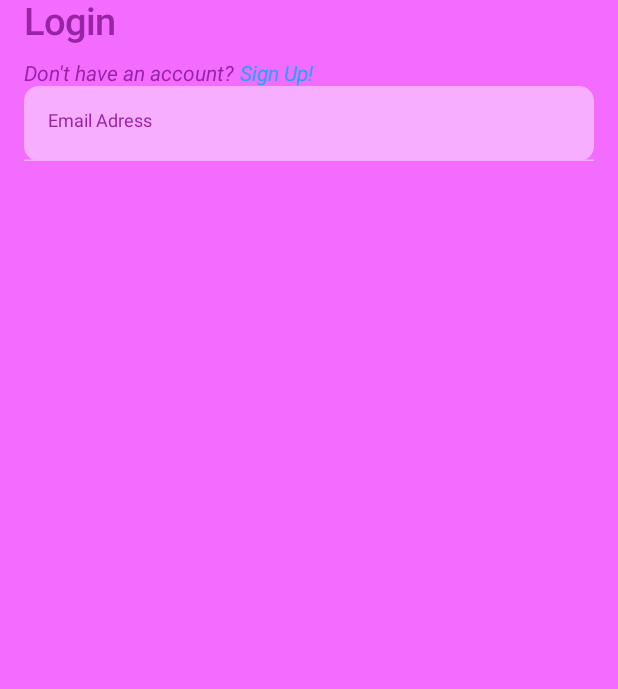
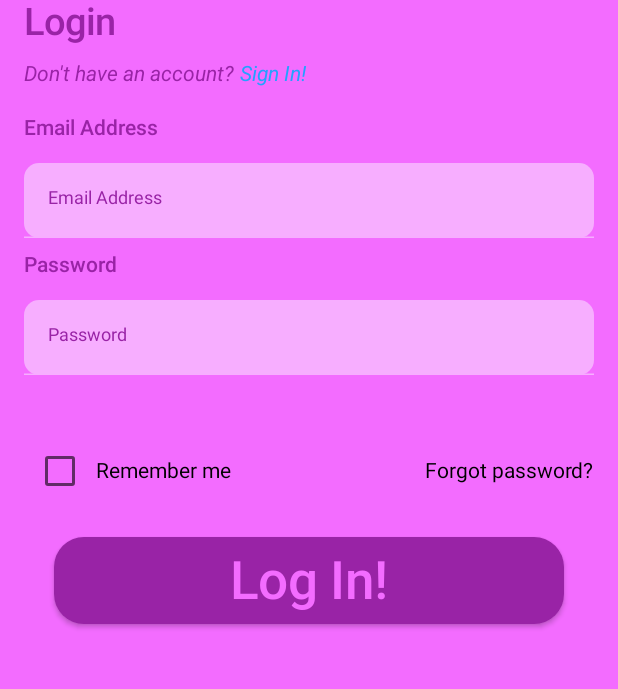
Before and after one commit to Vexrina/MAD_WS_P, an Android app built with Jetpack Compose: the screen it shows after launch (MainActivity), on a phone screen of 412 x 824 dp, the part 446-1135 px from its top. Run offline under Robolectric (Android 15) with nearby library versions, the phone set to English and light mode, and no system bars; our stand-ins replace Dagger/Hilt's generated code, accompanist, livedata-compose.

Commit message:
Update. Finish login screen

```diff
--- a/shushufood/app/src/main/java/com/example/shushufood/ui/components/DTextField.kt
+++ b/shushufood/app/src/main/java/com/example/shushufood/ui/components/DTextField.kt
@@ -6,6 +6,8 @@ import androidx.compose.material.*
 import androidx.compose.runtime.Composable
 import androidx.compose.ui.Modifier
 import androidx.compose.ui.text.TextStyle
+import androidx.compose.ui.text.input.PasswordVisualTransformation
+import androidx.compose.ui.text.input.VisualTransformation
 import androidx.compose.ui.tooling.preview.Preview
 import androidx.compose.ui.unit.dp
 import androidx.compose.ui.unit.sp
@@ -16,11 +18,14 @@ fun DTextField(
     modifier: Modifier = Modifier,
     value: String,
     onValueChange : (String)->Unit,
-    placeholder : String
+    placeholder : String,
+    enabled: Boolean = true,
+    secureText: Boolean = false,
 ) {
     TextField(modifier = modifier,
         value = value,
         onValueChange = onValueChange,
+        enabled = enabled,
         placeholder = {
         Text(
             text = placeholder,
@@ -36,6 +41,7 @@ fun DTextField(
             errorIndicatorColor = AppTheme.colors.secondaryBackground,
             focusedIndicatorColor = AppTheme.colors.secondaryBackground,
             unfocusedIndicatorColor = AppTheme.colors.secondaryBackground
-    )
+    ),
+        visualTransformation = if(secureText) PasswordVisualTransformation() else VisualTransformation.None,
     )
 }
--- /dev/null
+++ b/shushufood/app/src/main/java/com/example/shushufood/ui/components/TextInput.kt
@@ -0,0 +1,44 @@
+package com.example.shushufood.ui.components
+
+import android.view.textservice.TextInfo
+import androidx.compose.foundation.layout.Column
+import androidx.compose.foundation.layout.fillMaxWidth
+import androidx.compose.foundation.layout.height
+import androidx.compose.foundation.layout.padding
+import androidx.compose.material.Text
+import androidx.compose.runtime.Composable
+import androidx.compose.ui.Modifier
+import androidx.compose.ui.res.stringResource
+import androidx.compose.ui.text.font.FontWeight
+import androidx.compose.ui.unit.dp
+import com.example.shushufood.R
+import com.example.shushufood.ui.theme.AppTheme
+
+@Composable
+fun TextInput(
+    modifier: Modifier = Modifier,
+    header: String,
+    textFieldValue: String,
+    secureText: Boolean = false,
+    enabled: Boolean = true,
+    onTextFieldChange: (String) -> Unit
+){
+    Column(modifier = modifier)
+    {   Text(
+        text = header,
+        color = AppTheme.colors.primaryTextColor,
+        fontWeight = FontWeight.Medium
+    )
+        DTextField(
+            enabled = enabled,
+            modifier = Modifier
+                .padding(top = 15.dp)
+                .fillMaxWidth()
+                .height(50.dp),
+            value = textFieldValue,
+            onValueChange = onTextFieldChange,
+            placeholder = header,
+            secureText = secureText
+        )
+    }
+}
--- a/shushufood/app/src/main/java/com/example/shushufood/ui/screens/ApplicationScreen.kt
+++ b/shushufood/app/src/main/java/com/example/shushufood/ui/screens/ApplicationScreen.kt
@@ -19,7 +19,11 @@ fun ApplicationScreen(){
         composable(NavigationTree.Splash.name) { SplashScreen(navController) }
         composable(NavigationTree.Login.name) {
             val loginViewModel = hiltViewModel<LoginViewModel>()
-            LoginScreen(loginViewModel = loginViewModel) }
+            LoginScreen(loginViewModel = loginViewModel, navController = navController) }
+            composable("${NavigationTree.Main.name}/{username}") {
+                backStackEntry -> MainScreen(backStackEntry.arguments?.getString("username").orEmpty())
+
+            }
     }
 
 }
--- a/shushufood/app/src/main/java/com/example/shushufood/ui/screens/login/LoginScreen.kt
+++ b/shushufood/app/src/main/java/com/example/shushufood/ui/screens/login/LoginScreen.kt
@@ -9,10 +9,8 @@ import androidx.compose.foundation.lazy.LazyColumn
 import androidx.compose.foundation.shape.RoundedCornerShape
 import androidx.compose.material.Button
 import androidx.compose.material.ButtonDefaults
-import androidx.compose.runtime.Composable
+import androidx.compose.runtime.*
 import androidx.compose.runtime.livedata.observeAsState
-import androidx.compose.runtime.mutableStateOf
-import androidx.compose.runtime.remember
 import androidx.compose.ui.Modifier
 import androidx.compose.ui.graphics.ImageBitmap
 import androidx.compose.ui.res.imageResource
@@ -24,7 +22,10 @@ import androidx.compose.ui.text.font.FontWeight
 import androidx.compose.ui.text.style.TextAlign
 import androidx.compose.ui.unit.dp
 import androidx.compose.ui.unit.sp
+import androidx.navigation.NavController
 import com.example.shushufood.R
+import com.example.shushufood.navigation.NavigationTree
+import com.example.shushufood.ui.screens.login.models.LoginAction
 import com.example.shushufood.ui.screens.login.models.LoginEvent
 import com.example.shushufood.ui.screens.login.models.LoginSubState
 import com.example.shushufood.ui.screens.login.models.LoginViewState
@@ -38,7 +39,8 @@ import androidx.compose.material.Text as Text
 
 @Composable
 fun LoginScreen(
-    loginViewModel: LoginViewModel
+    loginViewModel: LoginViewModel,
+    navController: NavController
 ) {
     val viewState = loginViewModel.viewState.observeAsState(LoginViewState())
     with(viewState.value) {
@@ -117,9 +119,21 @@ fun LoginScreen(
                 when(loginSubState){
                     LoginSubState.SignIn -> SignInView(
                         viewState = this@with,
-                        onTextFieldChange = {
+                        onLoginFieldChange = {
                             loginViewModel.obtainEvent(LoginEvent.EmailChanged(it))
-                        }
+                        },
+                        onPasswordFieldChange = {
+                            loginViewModel.obtainEvent(LoginEvent.PasswordChanged(it))
+                        },
+                        onCheckedChange = {
+                            loginViewModel.obtainEvent(LoginEvent.CheckboxClicked(it))
+                        },
+                        onForgetClick = {
+                            loginViewModel.obtainEvent(LoginEvent.ForgetClicked)
+                        },
+                        onLoginClick = {
+                            loginViewModel.obtainEvent(LoginEvent.LoginClicked)
+                        },
                     )
                     LoginSubState.SignUp -> SignUpView()
                     LoginSubState.Forgot -> ForgotView()
@@ -127,4 +141,19 @@ fun LoginScreen(
             }
         }
     }
+    LaunchedEffect(key1 = viewState.value.loginAction){
+        when (val action = viewState.value.loginAction){
+            is LoginAction.OpenDashBoard -> {
+                navController.navigate("${NavigationTree.Main.name}/${action.username}"){
+                    popUpTo(NavigationTree.Login.name)
+                }
+            }
+        }
+    }
+    DisposableEffect(key1 = Unit, effect ={
+        onDispose {
+            loginViewModel.obtainEvent(LoginEvent.LoginClicked)
+        }
+    } )
+
 }
--- a/shushufood/app/src/main/java/com/example/shushufood/ui/screens/login/models/LoginEvent.kt
+++ b/shushufood/app/src/main/java/com/example/shushufood/ui/screens/login/models/LoginEvent.kt
@@ -2,5 +2,9 @@ package com.example.shushufood.ui.screens.login.models
 
 sealed class LoginEvent {
     object ActionClicked : LoginEvent()
+    object ForgetClicked : LoginEvent()
+    object LoginClicked : LoginEvent()
+    data class CheckboxClicked(val value: Boolean) : LoginEvent()
     data class EmailChanged(val value: String) : LoginEvent()
+    data class PasswordChanged(val value: String) : LoginEvent()
 }
--- a/shushufood/app/src/main/java/com/example/shushufood/ui/screens/login/models/LoginViewState.kt
+++ b/shushufood/app/src/main/java/com/example/shushufood/ui/screens/login/models/LoginViewState.kt
@@ -4,11 +4,18 @@ enum class LoginSubState{
     SignIn, SignUp, Forgot
 
 }
+
+sealed class LoginAction{
+    data class OpenDashBoard(val username: String): LoginAction()
+    object None: LoginAction()
+}
+
 data class LoginViewState (
     val loginSubState: LoginSubState = LoginSubState.SignIn,
     val emailValue: String = "",
     val passwordValue: String = "",
     val fullNameValue: String = "",
     val rememberMeChecked: Boolean = false,
-    val isLoginProgress: Boolean = false
+    val isProgress: Boolean = false,
+    val loginAction: LoginAction = LoginAction.None
 )
--- a/shushufood/app/src/main/java/com/example/shushufood/ui/screens/login/views/SignInView.kt
+++ b/shushufood/app/src/main/java/com/example/shushufood/ui/screens/login/views/SignInView.kt
@@ -1,33 +1,104 @@
 package com.example.shushufood.ui.screens.login.views
 
-import androidx.compose.foundation.layout.Column
-import androidx.compose.foundation.layout.fillMaxWidth
-import androidx.compose.foundation.layout.height
-import androidx.compose.foundation.layout.size
-import androidx.compose.material.Surface
+import androidx.compose.foundation.clickable
+import androidx.compose.foundation.layout.*
+import androidx.compose.foundation.shape.RoundedCornerShape
+import androidx.compose.material.*
 import androidx.compose.runtime.Composable
+import androidx.compose.ui.Alignment
 import androidx.compose.ui.Modifier
 import androidx.compose.ui.res.stringResource
+import androidx.compose.ui.text.TextStyle
+import androidx.compose.ui.text.font.FontWeight
 import androidx.compose.ui.unit.dp
+import androidx.compose.ui.unit.sp
 import com.example.shushufood.R
 import com.example.shushufood.ui.components.DTextField
+import com.example.shushufood.ui.components.TextInput
 import com.example.shushufood.ui.screens.login.models.LoginViewState
 import com.example.shushufood.ui.theme.AppTheme
 
 @Composable
 fun SignInView(
     viewState: LoginViewState,
-    onTextFieldChange: (String)->Unit
+    onLoginFieldChange: (String)->Unit,
+    onPasswordFieldChange: (String)->Unit,
+    onCheckedChange: (Boolean)-> Unit,
+    onForgetClick: ()->Unit,
+    onLoginClick: ()-> Unit
 ){
-    Column()
-    {
-        DTextField(
+    Column(modifier = Modifier.fillMaxSize()){
+        TextInput(
+            modifier = Modifier.padding(top = 20.dp),
+            header= stringResource(id = R.string.email_hint),
+            textFieldValue = viewState.emailValue,
+            enabled = !viewState.isProgress,
+            onTextFieldChange = {
+                if(!viewState.isProgress) onLoginFieldChange.invoke(it)
+            },
+            )
+        TextInput(
+            modifier = Modifier.padding(top = 10.dp),
+            header= stringResource(id = R.string.password_hint),
+            textFieldValue = viewState.passwordValue,
+            onTextFieldChange ={
+                if(!viewState.isProgress) onPasswordFieldChange.invoke(it)
+            },
+            secureText = true,
+            enabled = !viewState.isProgress
+            )
+        Row(
+            modifier = Modifier.padding(top = 40.dp),
+            verticalAlignment = Alignment.CenterVertically,
+            ){
+            Checkbox(
+                enabled = !viewState.isProgress,
+                checked = viewState.rememberMeChecked,
+                onCheckedChange = onCheckedChange,
+                colors = CheckboxDefaults.colors(
+                    checkedColor = AppTheme.colors.actionTextColor,
+                )
+            )
+
+            Spacer(modifier = Modifier.width(0.dp))
+
+            Text(text = stringResource(id = R.string.remember_check_title))
+
+            Spacer(modifier = Modifier.weight(1f))
+
+            Text(modifier = if(viewState.isProgress) Modifier else Modifier.clickable(onClick = onForgetClick),
+            text = stringResource(id = R.string.sign_in_forget),
+            )
+        }
+
+        Button(
             modifier = Modifier
+                .padding(20.dp)
                 .fillMaxWidth()
-                .height(50.dp),
-            value = viewState.emailValue,
-            onValueChange = onTextFieldChange,
-            placeholder = stringResource(id = R.string.email_hint)
-        )
+                .height(58.dp),
+            onClick = {
+                if(!viewState.isProgress)
+                    onLoginClick.invoke()
+            },
+            shape = RoundedCornerShape(size = 20.dp),
+            colors = ButtonDefaults.buttonColors(
+                backgroundColor = AppTheme.colors.primaryTextColor
+            )
+            ) {
+                if (viewState.isProgress){
+                    CircularProgressIndicator(
+                        strokeWidth = 2.dp,
+                        color = AppTheme.colors.actionTextColor
+                    )
+                }
+                else {
+                    Text(
+                        text = stringResource(id = R.string.action_login),
+                        fontWeight = FontWeight.Medium,
+                        color = AppTheme.colors.primaryBackground,
+                        style = TextStyle(fontSize = 35.sp)
+                    )
+                }
+        }
     }
 }
--- a/shushufood/app/src/main/res/values/strings.xml
+++ b/shushufood/app/src/main/res/values/strings.xml
@@ -6,7 +6,11 @@
     <string name="sign_in_subtitle">Don\'t have an account?</string>
     <string name="sign_up_subtitle">Already has account?</string>
     <string name="forgot_subtitle">We are so sorry</string>
-    <string name="sign_in_action">Sign Up!</string>
-    <string name="sign_up_action">Sign In!</string>
-    <string name="email_hint">Email Adress</string>
+    <string name="sign_up_action">Sign Up!</string>
+    <string name="sign_in_action">Sign In!</string>
+    <string name="email_hint">Email Address</string>
+    <string name="password_hint">Password</string>
+    <string name="sign_in_forget">Forgot password?</string>
+    <string name="remember_check_title">Remember me</string>
+    <string name="action_login">Log In!</string>
 </resources>
```
Also changed, not shown: shushufood/app/src/main/java/com/example/shushufood/ui/screens/MainScreen.kt (added, +13 -0 lines), shushufood/app/src/main/java/com/example/shushufood/ui/screens/login/LoginViewModel.kt (+26 -0 lines).
